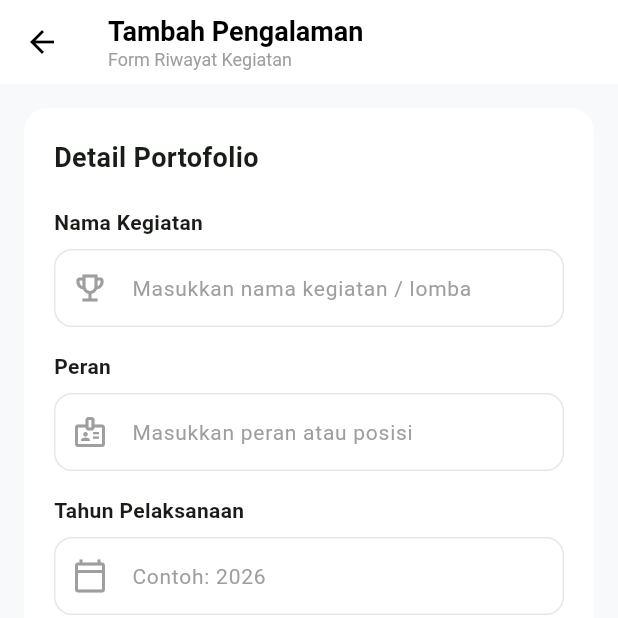
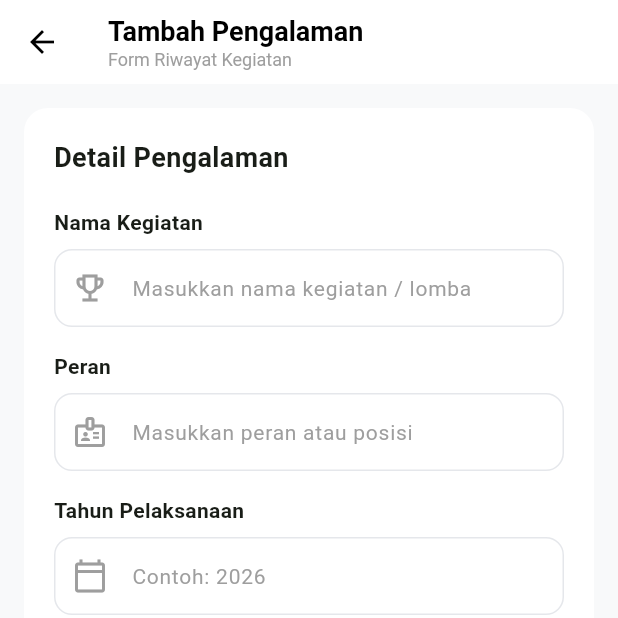
Before and after one commit to accfd/pam-practical-challenge-myteam, a Flutter app: the TambahPengalamanScreen screen opened directly, on a phone screen of 412 x 824 dp, the top half of it. Run offline on Flutter 3.47's test engine with Material 3 defaults, Android fonts, the light colour scheme and no system bars.

Commit message:
fix: change form header and dialog button text to Detail Pengalaman and Lihat Daftar Pengalaman

```diff
--- a/lib/screens/tambah_pengalaman_screen.dart
+++ b/lib/screens/tambah_pengalaman_screen.dart
@@ -91,7 +91,7 @@ class _TambahPengalamanScreenState extends State<TambahPengalamanScreen> {
                     Navigator.pop(context, newPengalaman);
                   },
                   child: const Text(
-                    'Lihat Portofolio',
+                    'Lihat Daftar Pengalaman',
                     style: TextStyle(
                       fontSize: 16,
                       fontWeight: FontWeight.bold,
@@ -149,7 +149,7 @@ class _TambahPengalamanScreenState extends State<TambahPengalamanScreen> {
               crossAxisAlignment: CrossAxisAlignment.start,
               children: [
                 const Text(
-                  'Detail Portofolio',
+                  'Detail Pengalaman',
                   style: TextStyle(fontSize: 18, fontWeight: FontWeight.bold),
                 ),
                 const SizedBox(height: 20),
```
